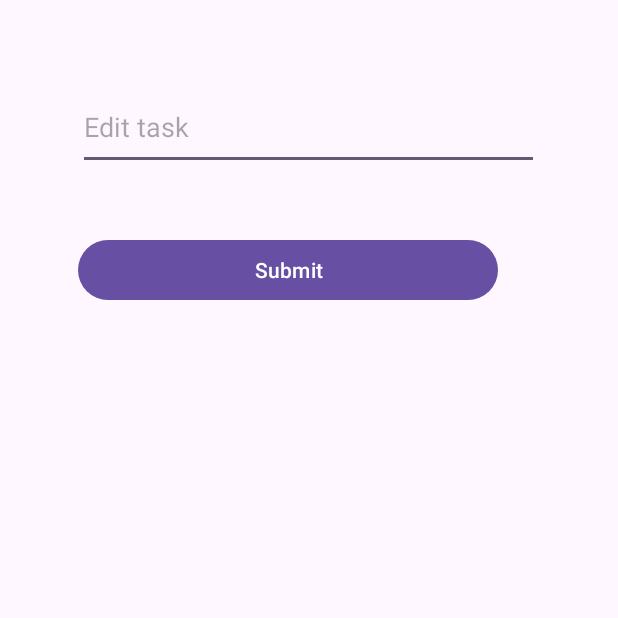
After one commit to nilanviduranga/Android-ToDo, an Android app: the TaskEditActivity screen opened directly, with no data from a screen before it, on a phone screen of 412 x 824 dp, the top half of it. The commit adds this screen. Run offline under Robolectric (Android 15) with nearby library versions, the phone set to English and light mode, and no system bars.

Commit message:
task edit

```diff
--- a/app/src/main/AndroidManifest.xml
+++ b/app/src/main/AndroidManifest.xml
@@ -13,6 +13,9 @@
         android:theme="@style/Theme.ToDo"
         tools:targetApi="31">
         <activity
+            android:name=".TaskEditActivity"
+            android:exported="false" />
+        <activity
             android:name=".TaskAddActivity"
             android:exported="false" />
         <activity
--- a/app/src/main/java/com/nvsoft/todo/MainActivity.java
+++ b/app/src/main/java/com/nvsoft/todo/MainActivity.java
@@ -49,6 +49,16 @@ public class MainActivity extends AppCompatActivity {
                 alert.setMessage("What you wont to do this Task?");
                 alert.setCancelable(true);
 
+                alert.setNegativeButton("Edit", new DialogInterface.OnClickListener() {
+                    @Override
+                    public void onClick(DialogInterface dialog, int which) {
+                        Intent intent = new Intent(MainActivity.this, TaskEditActivity.class);
+                        intent.putExtra("task_position", position);
+                        intent.putExtra("task_text", itemList.get(position));
+                        startActivity(intent);
+                    }
+                });
+
                 alert.setPositiveButton("Delete", new DialogInterface.OnClickListener() {
                     @Override
                     public void onClick(DialogInterface dialog, int which) {
@@ -58,12 +68,12 @@ public class MainActivity extends AppCompatActivity {
                     }
                 });
 
-                alert.setNegativeButton("cancel", new DialogInterface.OnClickListener() {
-                    @Override
-                    public void onClick(DialogInterface dialog, int which) {
-                        dialog.cancel();
-                    }
-                });
+//                alert.setNegativeButton("cancel", new DialogInterface.OnClickListener() {
+//                    @Override
+//                    public void onClick(DialogInterface dialog, int which) {
+//                        dialog.cancel();
+//                    }
+//                });
 
 
                 AlertDialog alertDialog = alert.create();
--- /dev/null
+++ b/app/src/main/java/com/nvsoft/todo/TaskEditActivity.java
@@ -0,0 +1,43 @@
+package com.nvsoft.todo;
+
+import androidx.appcompat.app.AppCompatActivity;
+import android.os.Bundle;
+import android.view.View;
+import android.widget.Button;
+import android.widget.EditText;
+import java.util.ArrayList;
+
+public class TaskEditActivity extends AppCompatActivity {
+
+    EditText task;
+    Button submit;
+    ArrayList<String> itemList;
+    int taskPosition;
+
+    @Override
+    protected void onCreate(Bundle savedInstanceState) {
+        super.onCreate(savedInstanceState);
+        setContentView(R.layout.activity_task_edit);
+
+        task = findViewById(R.id.editTaskName);
+        submit = findViewById(R.id.taskSubmitButton);
+
+        itemList = FileManager.readData(this);
+        taskPosition = getIntent().getIntExtra("task_position", -1);
+        String taskText = getIntent().getStringExtra("task_text");
+
+        task.setText(taskText);
+
+        submit.setOnClickListener(new View.OnClickListener() {
+            @Override
+            public void onClick(View v) {
+                String updatedTask = task.getText().toString();
+                if (taskPosition != -1) {
+                    itemList.set(taskPosition, updatedTask);
+                    FileManager.writeData(itemList, getApplicationContext());
+                }
+                finish(); // Close this activity and return to MainActivity
+            }
+        });
+    }
+}
--- /dev/null
+++ b/app/src/main/res/layout/activity_task_edit.xml
@@ -0,0 +1,29 @@
+<?xml version="1.0" encoding="utf-8"?>
+<androidx.constraintlayout.widget.ConstraintLayout xmlns:android="http://schemas.android.com/apk/res/android"
+    xmlns:app="http://schemas.android.com/apk/res-auto"
+    xmlns:tools="http://schemas.android.com/tools"
+    android:layout_width="match_parent"
+    android:layout_height="match_parent"
+    tools:context=".TaskEditActivity">
+
+    <EditText
+        android:id="@+id/editTaskName"
+        android:layout_width="307dp"
+        android:layout_height="57dp"
+        android:layout_marginStart="52dp"
+        android:layout_marginTop="56dp"
+        android:hint="Edit task"
+        android:inputType="text"
+        app:layout_constraintStart_toStartOf="parent"
+        app:layout_constraintTop_toTopOf="parent" />
+
+    <Button
+        android:id="@+id/taskSubmitButton"
+        android:layout_width="280dp"
+        android:layout_height="48dp"
+        android:layout_marginStart="52dp"
+        android:layout_marginTop="156dp"
+        android:text="Submit"
+        app:layout_constraintStart_toStartOf="parent"
+        app:layout_constraintTop_toTopOf="parent" />
+</androidx.constraintlayout.widget.ConstraintLayout>
```
